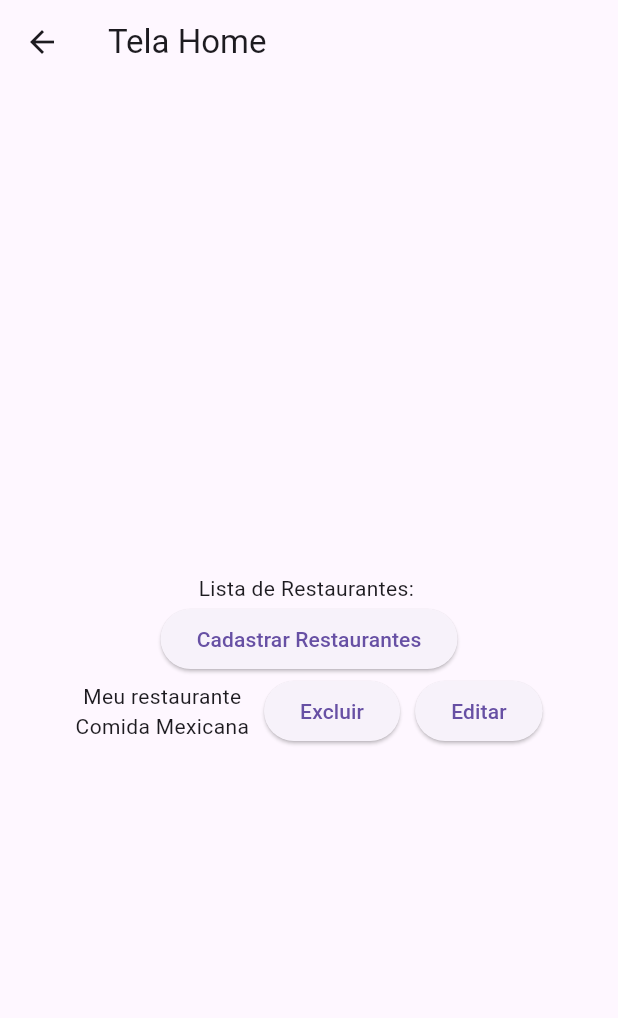
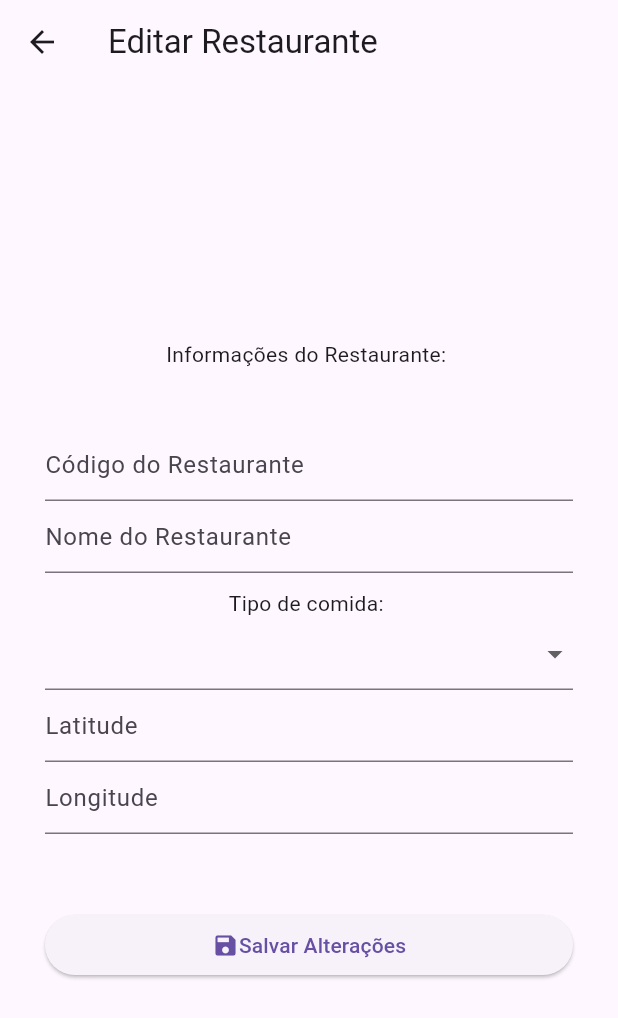
Before and after one commit to niick2500/mimpedir, a Flutter app: the TelaHome screen opened directly, after a tap on "Editar", on a phone screen of 412 x 824 dp. Shown: the top 1018 px of the screen. Run offline on Flutter 3.47's test engine with Material 3 defaults, Android fonts, the phone set to English and light mode, and no system bars; our stand-ins replace sqflite; accounts and stored records are empty.

Commit message:
Criando tela de editar restaurante

```diff
--- /dev/null
+++ b/lib/tela_editar_restaurante.dart
@@ -0,0 +1,54 @@
+import 'package:flutter/material.dart';
+
+class TelaEditarRestaurante extends StatelessWidget{
+  TelaEditarRestaurante({super.key});
+
+  @override
+  Widget build(BuildContext context) {
+   return Scaffold(
+     appBar: AppBar(title: const Text("Editar Restaurante")),
+     body: Padding(padding: const EdgeInsets.all(30),
+       child: Column(
+         mainAxisAlignment: MainAxisAlignment.center,
+         children: [
+           Text("Informações do Restaurante: "),
+           SizedBox(height: 40),
+           TextFormField(
+             decoration: const InputDecoration(hintText: 'Código do Restaurante'),
+             validator:(String? value) {},
+           ),
+           TextFormField(
+             decoration: const InputDecoration(hintText: 'Nome do Restaurante'),
+             validator:(String? value) {},
+           ),
+           SizedBox(height: 10),
+           Text("Tipo de comida: "),
+           DropdownButtonFormField(
+               items: [
+                 DropdownMenuItem(value: "Japonesa", child: Text("Japonesa")),
+                 DropdownMenuItem(value: "Italiana", child: Text("Italiana")),
+                 DropdownMenuItem(value: "Brasileira", child: Text("Brasileira")),
+               ],
+               onChanged: (value){}),
+           TextFormField(
+             decoration: const InputDecoration(hintText: 'Latitude'),
+             validator:(String? value) {},
+           ),
+           TextFormField(
+             decoration: const InputDecoration(hintText: 'Longitude'),
+             validator:(String? value) {},
+           ),
+           SizedBox(height: 50),
+           ElevatedButton(onPressed: (){}, child: Row(
+             mainAxisAlignment: MainAxisAlignment.center,
+             children: [
+               Icon(Icons.save),
+               Text("Salvar Alterações")
+             ],
+           ))
+         ],
+       ),
+     ),
+   );
+  }
+}
--- a/lib/tela_home.dart
+++ b/lib/tela_home.dart
@@ -1,5 +1,6 @@
 import 'package:flutter/material.dart';
 import 'package:mimpedir/tela_cad_restaurante.dart';
+import 'package:mimpedir/tela_editar_restaurante.dart';
 
 class TelaHome extends StatelessWidget{
   TelaHome({super.key});
@@ -29,7 +30,9 @@ class TelaHome extends StatelessWidget{
                 SizedBox(width: 10,),
                 ElevatedButton(onPressed: (){}, child: Text("Excluir")),
                 SizedBox(width: 10,),
-                ElevatedButton(onPressed: (){}, child: Text("Editar")),
+                ElevatedButton(onPressed: (){
+                  Navigator.push(context, MaterialPageRoute(builder: (context) => TelaEditarRestaurante()));
+                }, child: Text("Editar")),
                ],
             ),
           ],
```
